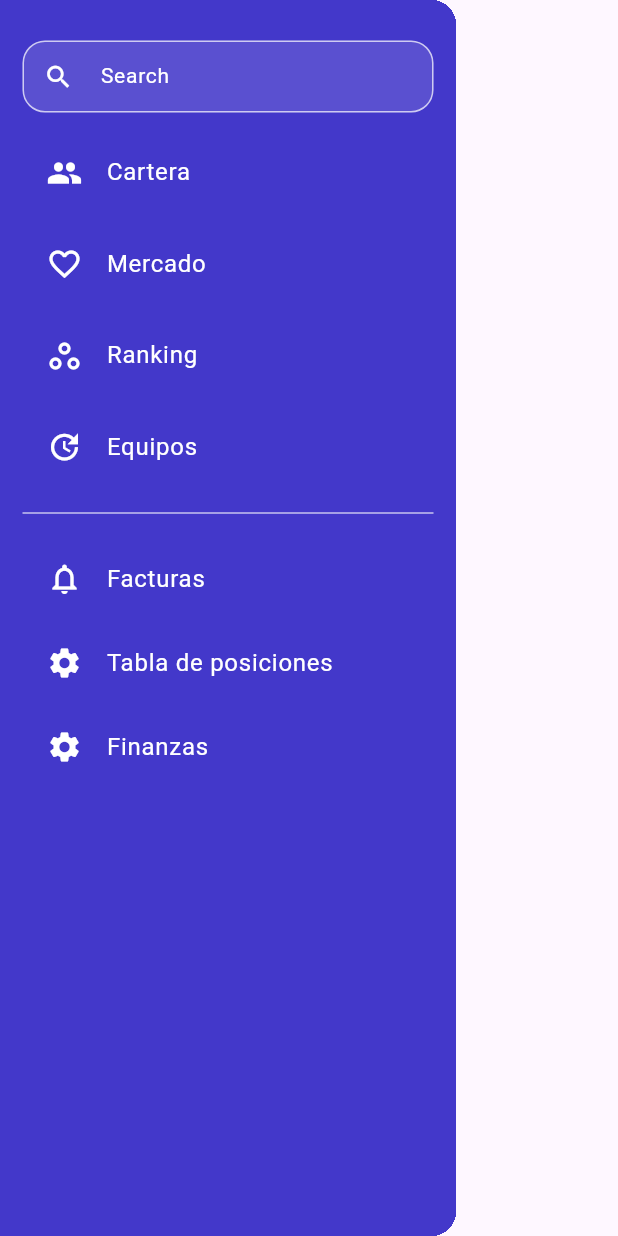
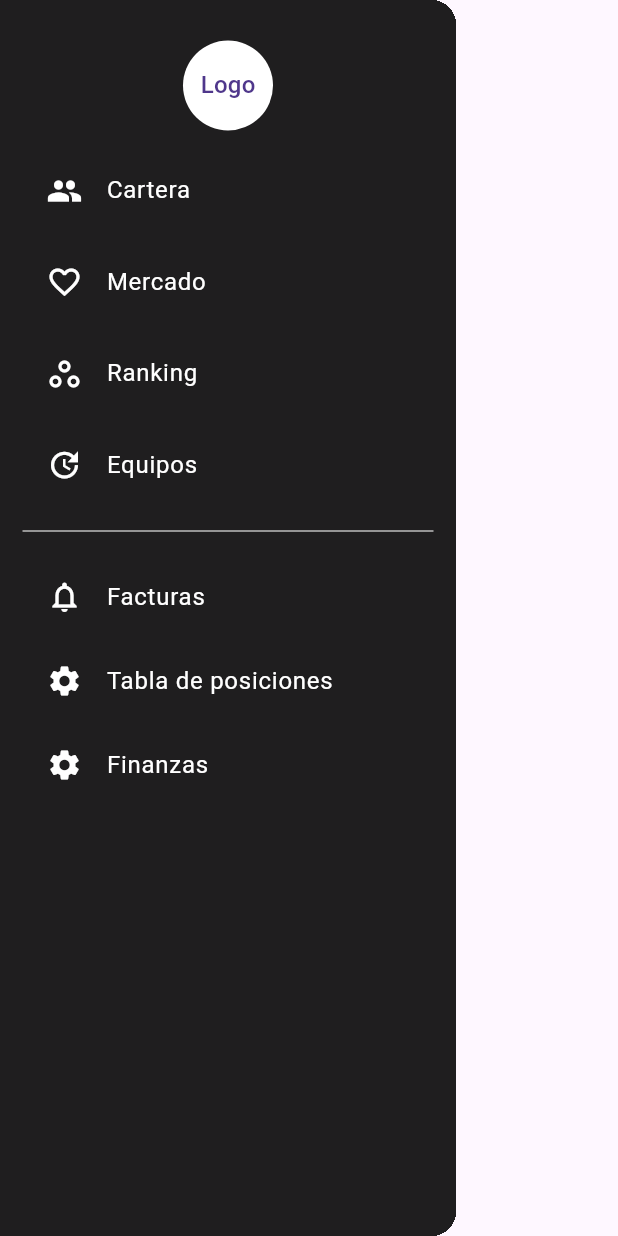
Before and after one commit to osbelsc/inversor_deportivo, a Flutter app: the DrawerComponent widget shown alone on an empty page, opened directly, on a phone screen of 412 x 824 dp. Run offline on Flutter 3.47's test engine with Material 3 defaults, Android fonts, the phone set to English and light mode, and no system bars; our stand-ins replace gap, syncfusion_flutter_charts.

Commit message:
ok enrrutamiento tanto desde el drawer como desde el button navigation bar'

```diff
--- a/lib/components/drawerComponent.dart
+++ b/lib/components/drawerComponent.dart
@@ -7,7 +7,7 @@ class DrawerComponent extends StatelessWidget {
   Widget build(BuildContext context) {
     return Drawer(
       child: Material(
-        color: Color(0xff4338CA),
+        color: Color.fromARGB(223, 0, 0, 0),
         child: ListView(
           children: <Widget>[
             Container(
@@ -15,7 +15,11 @@ class DrawerComponent extends StatelessWidget {
               child: Column(
                 children: [
                   const SizedBox(height: 12),
-                  SearchFieldDrawer(),
+                  CircleAvatar(
+                    child: Text('Logo'),
+                    backgroundColor: Color.fromARGB(255, 255, 255, 255),
+                    maxRadius: 30.0,
+                  ),
                   const SizedBox(height: 12),
                   MenuItem(
                     text: 'Cartera',
@@ -71,11 +75,7 @@ class DrawerComponent extends StatelessWidget {
     Navigator.of(context).pop();
     switch (index) {
       case 0:
-        Navigator.of(context).push(MaterialPageRoute(
-          builder: (context) => HomePage(
-            child: CarteraPage(),
-          ), // Page 1
-        ));
+        Navigator.pushNamed(context, 'cartera');
         break;
       case 1:
         Navigator.of(context).push(MaterialPageRoute(
--- /dev/null
+++ b/lib/components/menuItem.dart
@@ -0,0 +1,27 @@
+import 'package:flutter/material.dart';
+
+class MenuItem extends StatelessWidget {
+  final String text;
+  final IconData icon;
+  final VoidCallback? onClicked;
+
+  const MenuItem({
+    required this.text,
+    required this.icon,
+    this.onClicked,
+    Key? key,
+  }) : super(key: key);
+
+  @override
+  Widget build(BuildContext context) {
+    final color = Colors.white;
+    final hoverColor = Colors.white70;
+
+    return ListTile(
+      leading: Icon(icon, color: color),
+      title: Text(text, style: TextStyle(color: color)),
+      hoverColor: hoverColor,
+      onTap: onClicked,
+    );
+  }
+}
```
Also changed, not shown: lib/components/alertsale.dart (+23 -10 lines), lib/pages/homePage.dart (+74 -42 lines).
